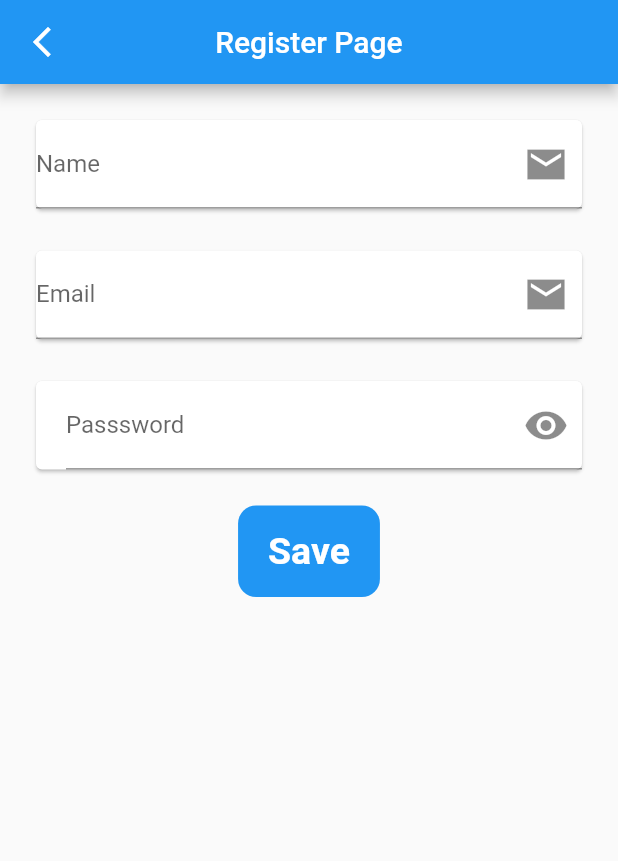
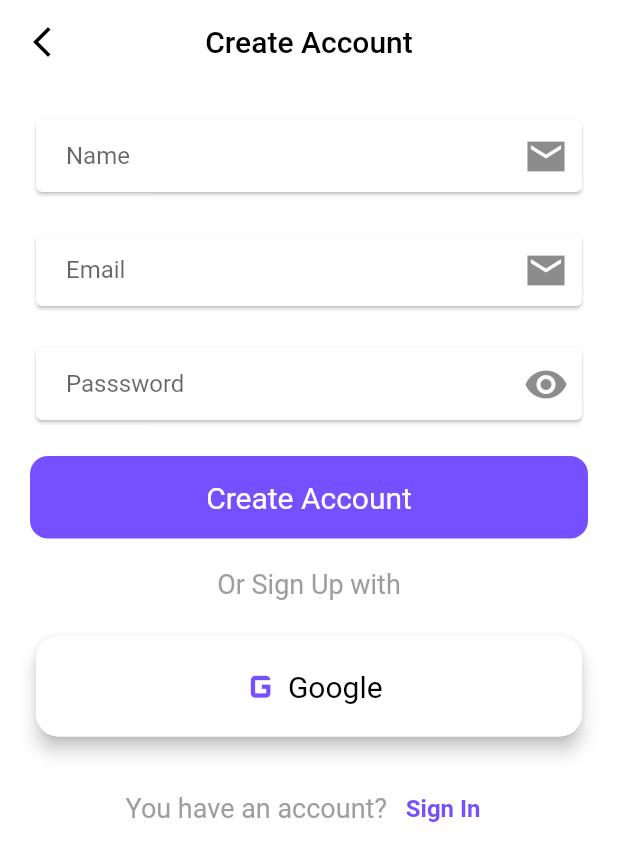
Before and after one commit to soysal22/task_manager_flutter, a Flutter app: the RegisterPage screen opened directly, on a phone screen of 412 x 824 dp. Shown: the top 861 px of the screen. Run offline on Flutter 3.47's test engine with Material 2 defaults, Android fonts, the phone set to English and light mode, and no system bars; our stand-ins replace get, get_storage; accounts and stored records are empty.

```diff
--- a/lib/core/constants/constants.dart
+++ b/lib/core/constants/constants.dart
@@ -9,6 +9,7 @@ class Constants {
 // TEXTS
 
   static const String LOGIN_URL = "";
+  static const String textCreateAccount = "Create Account";
 
 // Colors
   static const Color colorTransparent = Colors.transparent;
@@ -22,6 +23,7 @@ class Constants {
 
   // Padding
   static const EdgeInsets paddingAll10 = EdgeInsets.all(10);
+  static const EdgeInsets paddingLeft20 = EdgeInsets.only(left: 20);
 
 // Circular
 
--- /dev/null
+++ b/lib/core/service/theme_services.dart
@@ -0,0 +1,17 @@
+import 'package:flutter/material.dart';
+import 'package:get/get.dart';
+import 'package:get_storage/get_storage.dart';
+
+class ThemeService {
+  final box = GetStorage();
+  final key = 'isDarkMode';
+  _saveThemeToBox(bool isDarkMode) => box.write(key, isDarkMode);
+  bool _loadThemFromBox() => box.read(key) ?? false;
+
+  ThemeMode get theme => _loadThemFromBox() ? ThemeMode.dark : ThemeMode.light;
+
+  void switchTheme() {
+    Get.changeThemeMode(_loadThemFromBox() ? ThemeMode.light : ThemeMode.dark);
+    _saveThemeToBox(!_loadThemFromBox());
+  }
+}
--- /dev/null
+++ b/lib/core/themes/themes.dart
@@ -0,0 +1,16 @@
+import 'package:flutter/material.dart';
+
+const Color blusihColor = Color(0xFF4e5ae8);
+const Color yellowColor = Color(0xFFFFB746);
+const Color pinkColor = Color(0xFFff4667);
+const Color white = Colors.white;
+const Color primaryColor = blusihColor;
+const Color darkGreyColor = Color(0xFF121212);
+const Color darkHeaderColor = Color(0xFF424242);
+
+class Themes {
+  static final light =
+      ThemeData(primaryColor: primaryColor, brightness: Brightness.light);
+  static final dark =
+      ThemeData(primaryColor: darkGreyColor, brightness: Brightness.dark);
+}
--- a/lib/view/home_page.dart
+++ b/lib/view/home_page.dart
@@ -1,6 +1,7 @@
 import 'package:flutter/material.dart';
 import 'package:get/get.dart';
 import 'package:manger_mission/core/constants/constants.dart';
+import 'package:manger_mission/core/service/theme_services.dart';
 import 'package:manger_mission/view/add_task_page.dart';
 
 class HomePage extends StatefulWidget {
@@ -17,6 +18,11 @@ class _HomePageState extends State<HomePage> {
         child: Scaffold(
       appBar: AppBar(
         automaticallyImplyLeading: false,
+        leading: GestureDetector(
+            onTap: () {
+              ThemeService().switchTheme();
+            },
+            child: Icon(Icons.sunny)),
       ),
       body: Padding(
         padding: const EdgeInsets.all(20),
--- a/lib/view/login_page.dart
+++ b/lib/view/login_page.dart
@@ -34,7 +34,7 @@ class _LoginPageState extends State<LoginPage> {
   Widget build(BuildContext context) {
     return Scaffold(
       appBar: null,
-      // backgroundColor: Constants.colorGrey,
+      backgroundColor: Constants.colorWhite,
       extendBody: true,
       body: Form(
         key: formKey,
@@ -58,9 +58,7 @@ class _LoginPageState extends State<LoginPage> {
                     Constants.sizedBoxHeight20,
                     _rowCheckBoxAnfForgetText(context),
                     Constants.sizedBoxHeight20,
-                    _LoginButton(
-                      context,
-                    ),
+                    _LoginButton(context),
                     Constants.sizedBoxHeight10,
                     _greyText(context, "Or Login With"),
                     Constants.sizedBoxHeight10,
--- a/lib/view/register_page.dart
+++ b/lib/view/register_page.dart
@@ -1,9 +1,7 @@
 import 'dart:developer';
-
 import 'package:flutter/cupertino.dart';
 import 'package:flutter/material.dart';
 import 'package:get/get.dart';
-import 'package:get/get_connect/http/src/utils/utils.dart';
 import 'package:manger_mission/core/constants/constants.dart';
 import 'package:manger_mission/core/validates/validation_mixin.dart';
 import 'package:manger_mission/view/login_page.dart';
@@ -29,6 +27,7 @@ class _RegisterPageState extends State<RegisterPage> {
   Widget build(BuildContext context) {
     return SafeArea(
       child: Scaffold(
+        backgroundColor: Constants.colorWhite,
         appBar: _appBarDesign(),
         body: Padding(
           padding: const EdgeInsets.all(20),
@@ -42,7 +41,19 @@ class _RegisterPageState extends State<RegisterPage> {
                 Constants.sizedBoxHeight20,
                 _passwordTextfield(),
                 Constants.sizedBoxHeight20,
-                _savedButton(context)
+                _createButton(context),
+                Constants.sizedBoxHeight20,
+                _greyText(context, "Or Sign Up with"),
+                Constants.sizedBoxHeight20,
+                _googleButton(context),
+                Constants.sizedBoxHeight20,
+                Row(
+                  mainAxisAlignment: MainAxisAlignment.center,
+                  children: [
+                    _greyText(context, "You have an account? "),
+                    _siginButton(context)
+                  ],
+                ),
               ],
             ),
           ),
@@ -51,8 +62,67 @@ class _RegisterPageState extends State<RegisterPage> {
     );
   }
 
-  CupertinoButton _savedButton(BuildContext context) {
-    return CupertinoButton.filled(
+// google giriş kısımlarıını ekle
+  Widget _googleButton(BuildContext context) {
+    return SizedBox(
+      width: MediaQuery.of(context).size.width,
+      child: Card(
+        shape: RoundedRectangleBorder(borderRadius: Constants.borderRadius15),
+        elevation: 5,
+        child: CupertinoButton(
+          color: Constants.colorWhite,
+          borderRadius: Constants.borderRadius15,
+          onPressed: () async {
+            Get.to(
+              duration: const Duration(seconds: 1),
+              curve: Curves.bounceOut,
+              () {},
+            );
+          },
+          child: Row(
+            crossAxisAlignment: CrossAxisAlignment.center,
+            mainAxisAlignment: MainAxisAlignment.center,
+            children: [
+              const Icon(
+                Icons.g_mobiledata,
+                size: 35,
+                color: Constants.colorPurpleButton,
+              ),
+              _buttonText(context, "Google", Constants.colorBlack),
+            ],
+          ),
+        ),
+      ),
+    );
+  }
+
+  TextButton _siginButton(BuildContext context) {
+    return TextButton(
+        onPressed: () {
+          Get.to(const LoginPage());
+        },
+        child: Text(
+          "Sign In",
+          style: Theme.of(context).textTheme.subtitle1?.copyWith(
+              color: Constants.colorPurpleButton, fontWeight: FontWeight.bold),
+        ));
+  }
+
+  Text _greyText(BuildContext context, String title) {
+    return Text(
+      title,
+      style: const TextStyle(
+        fontSize: 18,
+        color: Constants.colorGrey,
+      ),
+    );
+  }
+
+  Widget _createButton(BuildContext context) {
+    return SizedBox(
+      width: MediaQuery.of(context).size.width,
+      child: CupertinoButton(
+        color: Constants.colorPurpleButton,
         onPressed: () async {
           if (registerFormKey.currentState?.validate() == true) {
             Get.to(
@@ -62,18 +132,18 @@ class _RegisterPageState extends State<RegisterPage> {
             );
           }
         },
-      child: _buttonText(context),
+        child: _buttonText(
+            context, Constants.textCreateAccount, Constants.colorWhite),
+      ),
     );
   }
 
-  Text _buttonText(BuildContext context) {
-    return Text(
-      "Save",
+  Text _buttonText(BuildContext context, String title, Color color) {
+    return Text(title,
         style: Theme.of(context).textTheme.subtitle1?.copyWith(
-          color: Constants.colorWhite,
-          fontSize: 25,
-          fontWeight: FontWeight.bold),
-    );
+              color: color,
+              fontSize: 20,
+            ));
   }
 
   Card _nameTextField() {
@@ -83,6 +153,8 @@ class _RegisterPageState extends State<RegisterPage> {
         keyboardType: TextInputType.name,
         controller: registerNameController,
         decoration: const InputDecoration(
+            contentPadding: Constants.paddingLeft20,
+            border: InputBorder.none,
             hintText: "Please Write to a Name Ex: ibrahim ",
             suffixIcon: Icon(
               Icons.email_sharp,
@@ -100,6 +172,8 @@ class _RegisterPageState extends State<RegisterPage> {
         keyboardType: TextInputType.emailAddress,
         controller: registerEmailController,
         decoration: const InputDecoration(
+            contentPadding: Constants.paddingLeft20,
+            border: InputBorder.none,
             hintText: "Please Write to an Email Ex: adasd@dada ",
             suffixIcon: Icon(
               Icons.email_sharp,
@@ -112,21 +186,20 @@ class _RegisterPageState extends State<RegisterPage> {
 
   Card _passwordTextfield() {
     return Card(
-      child: Padding(
-        padding: const EdgeInsets.only(left: 20),
-        child: Center(
       child: TextFormField(
         validator: ValidationMixin().validatePassword,
         keyboardType: TextInputType.name,
         obscureText: registerObscureText,
         controller: registerPasswordController,
         decoration: InputDecoration(
+            contentPadding: Constants.paddingLeft20,
+            border: InputBorder.none,
             hintText: "Please Write to a Password ",
             suffixIcon: GestureDetector(
               onTap: () {
                 setState(() {
                   registerObscureText = !registerObscureText;
-                      log("obscureText in değeri  :  ${registerObscureText}");
+                  log("obscureText in değeri  :  $registerObscureText");
                 });
               },
               child: registerObscureText == true
@@ -141,21 +214,27 @@ class _RegisterPageState extends State<RegisterPage> {
             ),
             labelText: "Passsword "),
       ),
-        ),
-      ),
     );
   }
 
   AppBar _appBarDesign() {
     return AppBar(
+      backgroundColor: Constants.colorWhite,
+      elevation: 0,
       automaticallyImplyLeading: false,
       leading: GestureDetector(
           onTap: () {
             Get.back();
           },
-          child: const Icon(Icons.arrow_back_ios_new)),
+          child: const Icon(
+            Icons.arrow_back_ios_new,
+            color: Constants.colorBlack,
+          )),
       centerTitle: true,
-      title: const Text("Register Page"),
+      title: const Text(
+        Constants.textCreateAccount,
+        style: TextStyle(color: Constants.colorBlack),
+      ),
     );
   }
 }
--- a/pubspec.yaml
+++ b/pubspec.yaml
@@ -32,6 +32,7 @@ dependencies:
   flutter:
     sdk: flutter
   get: any
+  get_storage:
 
 
   # The following adds the Cupertino Icons font to your application.
```
Also changed, not shown: lib/core/widgets/my_button.dart (added, +10 -0 lines), lib/main.dart (+12 -6 lines), pubspec.lock, 1 other file. Lines whose indentation alone changed are shown as unchanged.
